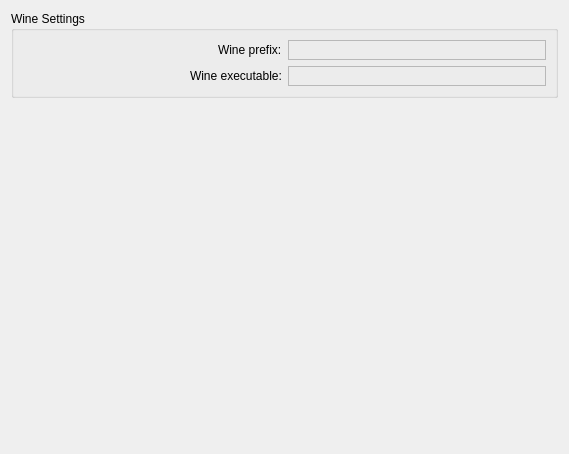
This is resources/ui/components/tabs/settings/linux.ui in RareDevs/Rare as Qt 5 draws it before an edit. The edited form follows.
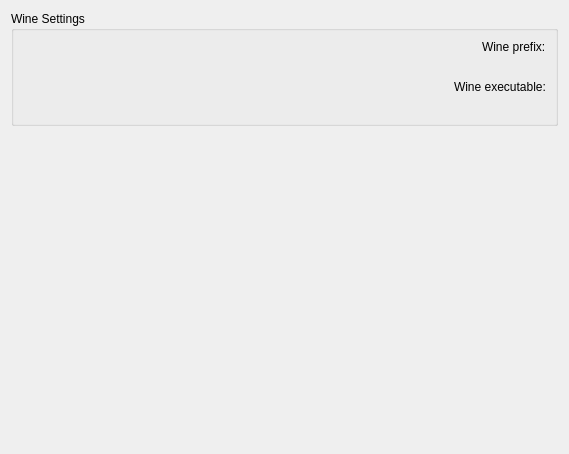
This is the edited form.

Commit message: Align the labels with the the text widget of PathEdit

What changed in the file:
```diff
--- a/resources/ui/components/tabs/settings/linux.ui
+++ b/resources/ui/components/tabs/settings/linux.ui
@@ -33,7 +33,7 @@
       <string>Wine Settings</string>
      </property>
      <layout class="QGridLayout" name="wine_layout">
-      <item row="1" column="0" alignment="Qt::AlignRight">
+      <item row="2" column="0" alignment="Qt::AlignRight">
        <widget class="QLabel" name="exec_label">
         <property name="text">
          <string>Wine executable:</string>
@@ -47,28 +47,32 @@
         </property>
        </widget>
       </item>
-      <item row="0" column="1">
-       <widget class="QFrame" name="prefix_frame">
-        <property name="frameShape">
-         <enum>QFrame::StyledPanel</enum>
+      <item row="1" column="0">
+       <widget class="QLabel" name="prefix_alignment_label">
+        <property name="enabled">
+         <bool>false</bool>
         </property>
-        <property name="frameShadow">
-         <enum>QFrame::Sunken</enum>
+        <property name="text">
+         <string notr="true"/>
         </property>
-        <layout class="QVBoxLayout" name="prefix_layout"/>
        </widget>
       </item>
-      <item row="1" column="1">
-       <widget class="QFrame" name="exec_frame">
-        <property name="frameShape">
-         <enum>QFrame::StyledPanel</enum>
+      <item row="3" column="0">
+       <widget class="QLabel" name="exec_alignment_label">
+        <property name="enabled">
+         <bool>false</bool>
         </property>
-        <property name="frameShadow">
-         <enum>QFrame::Sunken</enum>
+        <property name="text">
+         <string notr="true"/>
         </property>
-        <layout class="QVBoxLayout" name="exec_layout"/>
        </widget>
       </item>
+      <item row="0" column="1" rowspan="2">
+       <layout class="QVBoxLayout" name="prefix_layout"/>
+      </item>
+      <item row="2" column="1" rowspan="2">
+       <layout class="QVBoxLayout" name="exec_layout"/>
+      </item>
      </layout>
     </widget>
    </item>
```
The commit also changes 1 other file.
